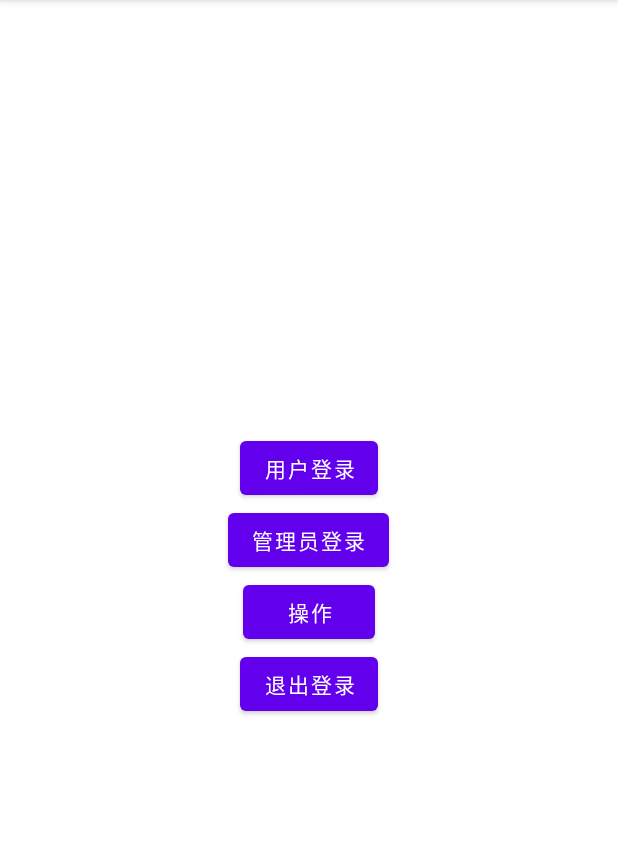
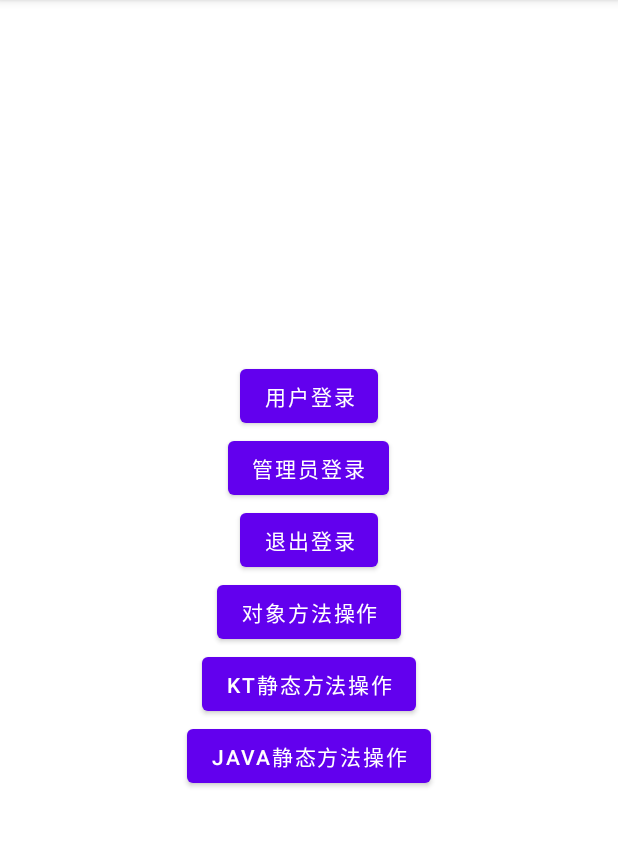
Before and after one commit to Coyamo/KAop, an Android app: the screen it shows after launch (MainActivity), after a tap on "用户登录", on a phone screen of 412 x 824 dp, the part 84-931 px from its top. Run offline under Robolectric (Android 15) with nearby library versions, the phone set to English and light mode, and no system bars.

Commit message:
1.完善demo 2.解决不能对private函数切片的问题

```diff
--- a/app/src/main/java/io/github/coyamo/kaopdemo/MainActivity.kt
+++ b/app/src/main/java/io/github/coyamo/kaopdemo/MainActivity.kt
@@ -22,37 +22,42 @@ class MainActivity : AppCompatActivity() {
         setContentView(R.layout.activity_main)
 
 
-        findViewById<Button>(R.id.click).setOnClickListener {
-            val result = click()
-            AuthAspect.token = "user"
-            Log.d("MainActivity", "click1 returns: $result")
+        findViewById<Button>(R.id.user_login).setOnClickListener {
+            val result = login()
+            Toast.makeText(this, result, Toast.LENGTH_SHORT).show()
         }
-        findViewById<Button>(R.id.click2).setOnClickListener {
+        findViewById<Button>(R.id.action).setOnClickListener {
             val result = click2()
             Toast.makeText(this, result, Toast.LENGTH_SHORT).show()
-            Log.d("MainActivity", "click2 returns: $result")
         }
-        findViewById<Button>(R.id.click3).setOnClickListener {
+        findViewById<Button>(R.id.logout).setOnClickListener {
+            AuthAspect.token = null
+        }
+        findViewById<Button>(R.id.admin_login).setOnClickListener {
             AuthAspect.token = "admin"
         }
-        findViewById<Button>(R.id.click4).setOnClickListener {
-            AuthAspect.token = null
+        findViewById<Button>(R.id.action2).setOnClickListener {
+            val result = clickStatic()
+            Toast.makeText(this, result, Toast.LENGTH_SHORT).show()
+        }
+        findViewById<Button>(R.id.action3).setOnClickListener {
+            val result = clickStatic2()
+            Toast.makeText(this, result, Toast.LENGTH_SHORT).show()
         }
     }
 
     //用法1 手动创建代理的方法 在代理的方法通过point名字手动调用被代理的方法
-    fun click():String{
+    private fun login():String{
         return pointcut.joinPoint("click")!!.join() as String
     }
 
     @TimeCost
     @AopJoinPoint("click")
-    fun clickReal():String{
-        Log.d("MainActivity", "clickReal: Hello")
+    private fun loginReal():String{
         try {
             Thread.sleep(1000)
         }catch (_:Exception){}
-        Log.d("MainActivity", "clickReal: World")
+        AuthAspect.token = "user"
         return "done!"
     }
 
@@ -61,12 +66,28 @@ class MainActivity : AppCompatActivity() {
     @TimeCost
     @NeedToken
     @AopJoinPoint
-    fun click2():String = pointcut{
-        Log.d("MainActivity", "click2: Do something...")
+    private fun click2():String = pointcut{
         try {
             Thread.sleep(500)
         }catch (_:Exception){}
-        Log.d("MainActivity", "click2: Do something done")
         return@pointcut "操作成功"
     }
+
+    companion object{
+
+        private val pointcut = KAop.inject(this)
+
+        @NeedToken
+        @AopJoinPoint
+        private fun clickStatic():String = pointcut{
+            return@pointcut "操作成功"
+        }
+
+        @NeedToken
+        @AopJoinPoint
+        @JvmStatic
+        private fun clickStatic2():String = pointcut{
+            return@pointcut "操作成功"
+        }
+    }
 }
--- a/app/src/main/res/layout/activity_main.xml
+++ b/app/src/main/res/layout/activity_main.xml
@@ -9,27 +9,40 @@
     tools:context=".MainActivity">
 
     <Button
-        android:id="@+id/click"
+        android:id="@+id/user_login"
         android:layout_width="wrap_content"
         android:layout_height="wrap_content"
         android:text="用户登录"/>
 
     <Button
-        android:id="@+id/click3"
+        android:id="@+id/admin_login"
         android:layout_width="wrap_content"
         android:layout_height="wrap_content"
         android:text="管理员登录"/>
 
-    <Button
-        android:id="@+id/click2"
-        android:layout_width="wrap_content"
-        android:layout_height="wrap_content"
-        android:text="操作"/>
 
     <Button
-        android:id="@+id/click4"
+        android:id="@+id/logout"
         android:layout_width="wrap_content"
         android:layout_height="wrap_content"
         android:text="退出登录"/>
 
+
+    <Button
+        android:id="@+id/action"
+        android:layout_width="wrap_content"
+        android:layout_height="wrap_content"
+        android:text="对象方法操作"/>
+    <Button
+        android:id="@+id/action2"
+        android:layout_width="wrap_content"
+        android:layout_height="wrap_content"
+        android:text="Kt静态方法操作"/>
+
+    <Button
+        android:id="@+id/action3"
+        android:layout_width="wrap_content"
+        android:layout_height="wrap_content"
+        android:text="Java静态方法操作"/>
+
 </LinearLayout>
--- a/kaop/src/main/java/io/github/coyamo/kaop/KAop.java
+++ b/kaop/src/main/java/io/github/coyamo/kaop/KAop.java
@@ -30,7 +30,7 @@ public class KAop {
         Map<String, List<Class<? extends Aspect>>> pluginMap = new HashMap<>();
 
 
-        Method[] methods = owner.getClass().getMethods();
+        Method[] methods = owner.getClass().getDeclaredMethods();
         for (Method method : methods) {
             AopJoinPoint proceedAnnotation = method.getAnnotation(AopJoinPoint.class);
             if (proceedAnnotation != null) {
@@ -39,6 +39,7 @@ public class KAop {
                     //为了方便kt使用
                     point = method.toString();
                 }
+                method.setAccessible(true);
                 proceedMap.put(point, method);
                 Annotation[] annotations = method.getAnnotations();
 
```
